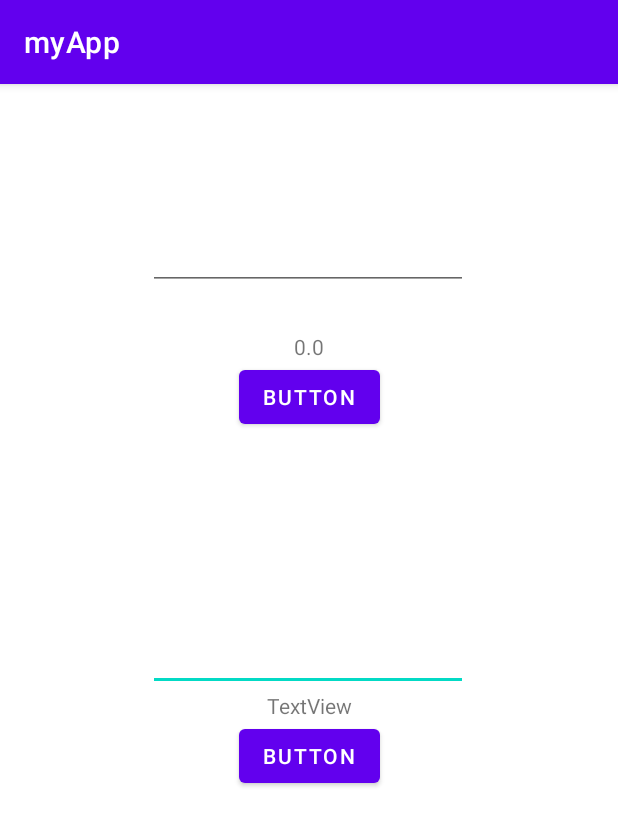
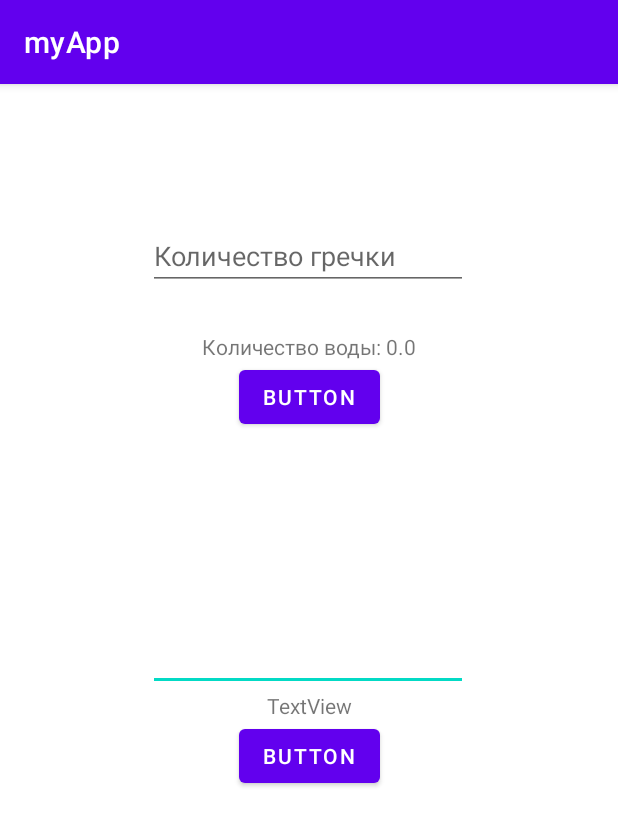
Before and after one commit to rahirim93/my-app, an Android app: the CerealActivity screen opened directly, with no data from a screen before it, after a tap on "BUTTON", on a phone screen of 412 x 824 dp. Shown: the top 826 px of the screen. Run offline under Robolectric (Android 15) with nearby library versions, the phone set to English and light mode, and no system bars; 1 statement that could not run was skipped.

Commit message:
Подправлен вывод количества воды

```diff
--- a/app/src/main/java/com/example/myapp/CerealActivity.kt
+++ b/app/src/main/java/com/example/myapp/CerealActivity.kt
@@ -32,14 +32,14 @@ class CerealActivity : AppCompatActivity() {
         val water = (cereal * 1.555).toString()
 
         if (cereal != null) {
-            textViewWater.text = water
+            textViewWater.text = "Количество воды: $water"
         }
     }
     fun buttonCereal(view: android.view.View) {
 
         val cereal2 = (editTextCereal.text).toString().toInt()
 
-        val cerealReady = (cereal2 * 2.4).toString()
+        val cerealReady = (cereal2 * 2.4).toInt().toString()
 
         if (cereal2 != null) {
             textViewCereal.text = cerealReady
--- a/app/src/main/res/layout/activity_cereal.xml
+++ b/app/src/main/res/layout/activity_cereal.xml
@@ -40,6 +40,7 @@
         app:layout_constraintTop_toBottomOf="@+id/editTextNumber3" />
 
     <EditText
+        android:hint="Количество гречки"
         android:id="@+id/editTextNumber2"
         android:layout_width="wrap_content"
         android:layout_height="wrap_content"
--- a/app/src/main/res/layout/activity_money.xml
+++ b/app/src/main/res/layout/activity_money.xml
@@ -26,7 +26,7 @@
         android:layout_marginTop="10dp"
         app:layout_constraintStart_toStartOf="parent"
         app:layout_constraintTop_toBottomOf="@+id/editTextMoney"
-        tools:text="текст" />
+        tools:text="Денег в день" />
 
     <TextView
         android:id="@+id/textViewMoneyAMonth"
@@ -36,7 +36,7 @@
         android:layout_marginTop="10dp"
         app:layout_constraintStart_toStartOf="parent"
         app:layout_constraintTop_toBottomOf="@+id/textViewMoneyADay"
-        tools:text="текст"/>
+        tools:text="Денег в месяц"/>
 
     <Button
         android:id="@+id/button"
@@ -123,6 +123,7 @@
         app:layout_constraintTop_toBottomOf="@+id/checkBox" />
 
     <TextView
+        tools:text="Сколько можно потратить"
         android:id="@+id/textViewMoneyAvailable"
         android:layout_width="wrap_content"
         android:layout_height="wrap_content"
```
